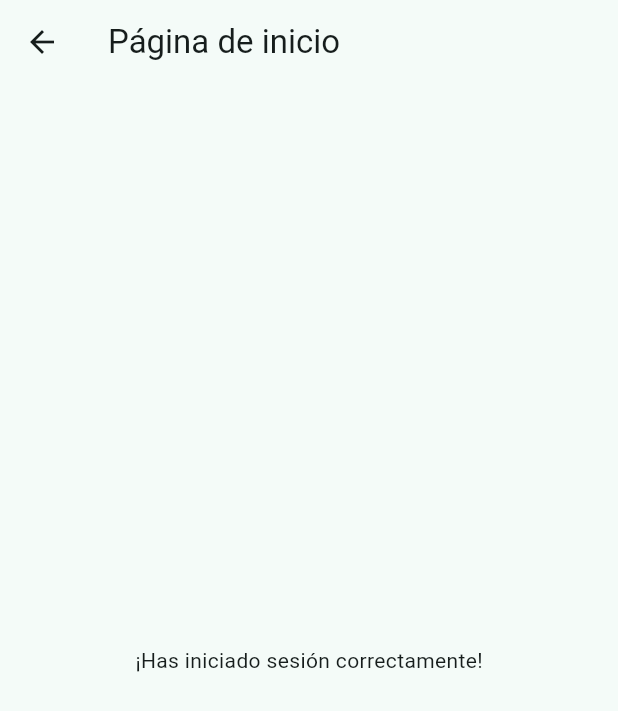
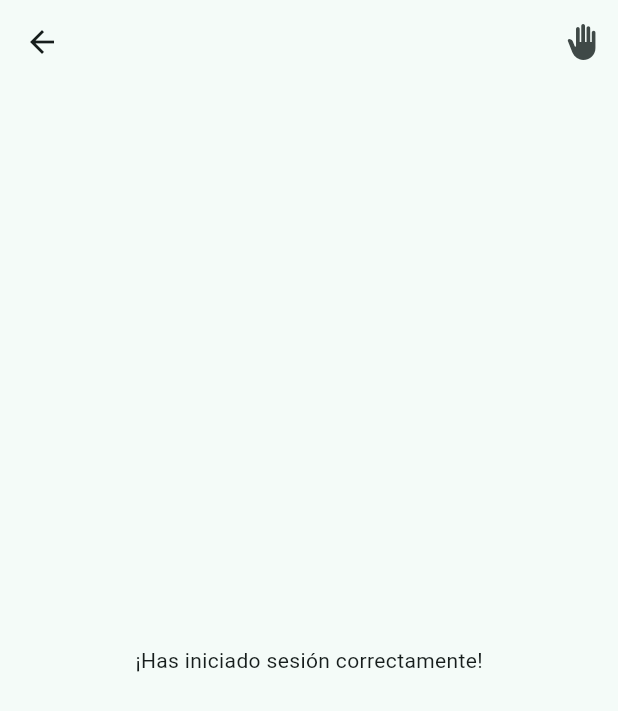
Before and after one commit to manumartin0709/login_app, a Flutter app: the HomeScreen screen opened directly, on a phone screen of 412 x 824 dp. Shown: the top 711 px of the screen. Run offline on Flutter 3.47's test engine with Material 2 defaults, Android fonts, the phone set to English and light mode, and no system bars; our stand-ins replace go_router.

Commit message:
second  commit

```diff
--- /dev/null
+++ b/lib/presentation/providers/user_provider.dart
@@ -0,0 +1,13 @@
+import 'package:flutter/material.dart';
+
+class AppProvider extends ChangeNotifier {
+
+  String user = "";
+
+  bool login( String usuario, String password){
+
+    user = usuario;
+    return usuario != "" && usuario == password && password != "";
+  }
+
+}
--- a/lib/presentation/screens/home/home_screen.dart
+++ b/lib/presentation/screens/home/home_screen.dart
@@ -1,4 +1,8 @@
 import 'package:flutter/material.dart';
+import 'package:go_router/go_router.dart';
+
+import 'package:login_app/presentation/providers/user_provider.dart';
+import 'package:provider/provider.dart';
 
 class HomeScreen extends StatelessWidget {
 
@@ -8,9 +12,18 @@ class HomeScreen extends StatelessWidget {
 
   @override
   Widget build(BuildContext context) {
+    final provider = context.watch<AppProvider>();
     return Scaffold(
       appBar: AppBar(
-        title: const Text('Página de inicio'),
+        title: Text(provider.user),
+        actions:[
+          IconButton(
+          icon: const Icon(Icons.back_hand),
+          onPressed: () {
+
+          },
+        ),
+        ]
       ),
       body: const Center(
         child: Text('¡Has iniciado sesión correctamente!'),
--- a/lib/presentation/screens/login/login_screen.dart
+++ b/lib/presentation/screens/login/login_screen.dart
@@ -14,7 +14,7 @@ class LoginScreen extends StatelessWidget {
   Widget build(BuildContext context) {
     return Scaffold(
       appBar: AppBar(
-        title: const Text('Inicio de Sesión'),
+        title: const Text('Login'),
       ),
       body: Center(
         child: Padding(
--- /dev/null
+++ b/lib/presentation/screens/screens.dart
@@ -0,0 +1,2 @@
+export 'package:login_app/presentation/screens/home/home_screen.dart';
+export 'package:login_app/presentation/screens/login/login_screen.dart';
--- a/pubspec.yaml
+++ b/pubspec.yaml
@@ -36,6 +36,7 @@ dependencies:
   # Use with the CupertinoIcons class for iOS style icons.
   cupertino_icons: ^1.0.2
   go_router: ^6.0.7
+  provider:
 
 dev_dependencies:
   flutter_test:
```
Also changed, not shown: pubspec.lock.
